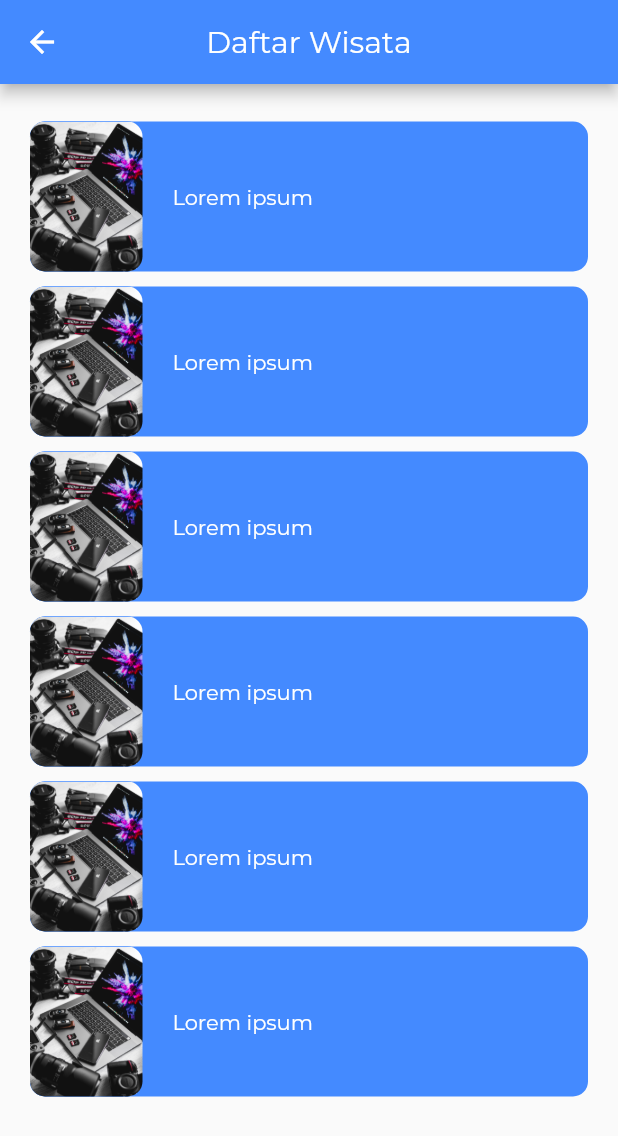
After one commit to MuhammadFarhan200/belajar-flutter-new, a Flutter app: the DaftarWisata screen opened directly, on a phone screen of 412 x 824 dp. The commit adds this screen. Shown: the top 1136 px of the screen. Run offline on Flutter 3.47's test engine with Material 2 defaults, Android fonts, the phone set to English and light mode, and no system bars; our stand-ins replace awesome_snackbar_content, google_fonts, rflutter_alert; missing offline and left inert: dart:html, splash_screen_view; project files that could hold a hidden picture were left out.

Commit message:
Membuat beberapa halaman dengan mengimplementasikan splash screen, alert, dan bottom navigation bar

```diff
--- a/lib/main.dart
+++ b/lib/main.dart
@@ -1,6 +1,8 @@
 import 'package:flutter/material.dart';
 import 'package:movie_apps/ui/gridView/gridInGrid.dart';
 import 'package:movie_apps/ui/tabNavigation/bottomNavigation.dart';
+import 'package:movie_apps/ui/tabNavigation/latihan/homeScreen.dart';
+import 'package:movie_apps/ui/tabNavigation/latihan/loginScreen.dart';
 import 'package:movie_apps/ui/tabNavigation/tabBar.dart';
 import 'package:splash_screen_view/SplashScreenView.dart';
 import 'package:splash_screen_view/splash_screen_view.dart';
@@ -15,7 +17,7 @@ class MyApp extends StatelessWidget {
   @override
   Widget build(BuildContext context) {
     Widget splashScreen = SplashScreenView(
-      navigateRoute: BottomNavigation(),
+      navigateRoute: LoginScreen(),
       duration: 3000,
       text: 'Welcome to My App',
       textStyle: TextStyle(fontSize: 30, color: Colors.white),
--- a/lib/ui/tabNavigation/bottomNavigation.dart
+++ b/lib/ui/tabNavigation/bottomNavigation.dart
@@ -28,6 +28,7 @@ class _BottomNavigationState extends State<BottomNavigation> {
         appBar: AppBar(
           title: Text('Bottom Navigation'),
           centerTitle: true,
+          backgroundColor: Colors.blueAccent,
         ),
         body: SafeArea(
           child: _listPage[_selectedNavbar],
--- /dev/null
+++ b/lib/ui/tabNavigation/latihan/daftarWisata.dart
@@ -0,0 +1,208 @@
+import 'package:flutter/material.dart';
+
+class DaftarWisata extends StatefulWidget {
+  const DaftarWisata({Key? key}) : super(key: key);
+
+  @override
+  _DaftarWisataState createState() => _DaftarWisataState();
+}
+
+class _DaftarWisataState extends State<DaftarWisata> {
+  @override
+  Widget build(BuildContext context) {
+    return Scaffold(
+      appBar: AppBar(
+        title: Text('Daftar Wisata'),
+        centerTitle: true,
+        backgroundColor: Colors.blueAccent,
+      ),
+      body: SafeArea(
+        child: ListView(
+          padding: EdgeInsets.all(20),
+          children: [
+            Container(
+              margin: EdgeInsets.symmetric(vertical: 5),
+              height: 100,
+              decoration: BoxDecoration(
+                color: Colors.blueAccent,
+                borderRadius: BorderRadius.circular(10),
+              ),
+              child: Row(
+                children: [
+                  Container(
+                    width: 75,
+                    decoration: BoxDecoration(
+                      color: Colors.blueAccent,
+                      borderRadius: BorderRadius.circular(10),
+                      image: DecorationImage(
+                        image: AssetImage('assets/images/technology.jpg'),
+                        fit: BoxFit.cover,
+                      ),
+                    ),
+                  ),
+                  Container(
+                    padding: EdgeInsets.all(20),
+                    child: Text(
+                      'Lorem ipsum',
+                      style: TextStyle(color: Colors.white),
+                    ),
+                  ),
+                ],
+              ),
+            ),
+            Container(
+              margin: EdgeInsets.symmetric(vertical: 5),
+              height: 100,
+              decoration: BoxDecoration(
+                color: Colors.blueAccent,
+                borderRadius: BorderRadius.circular(10),
+              ),
+              child: Row(
+                children: [
+                  Container(
+                    width: 75,
+                    decoration: BoxDecoration(
+                      color: Colors.blueAccent,
+                      borderRadius: BorderRadius.circular(10),
+                      image: DecorationImage(
+                        image: AssetImage('assets/images/technology.jpg'),
+                        fit: BoxFit.cover,
+                      ),
+                    ),
+                  ),
+                  Container(
+                    padding: EdgeInsets.all(20),
+                    child: Text(
+                      'Lorem ipsum',
+                      style: TextStyle(color: Colors.white),
+                    ),
+                  ),
+                ],
+              ),
+            ),
+            Container(
+              margin: EdgeInsets.symmetric(vertical: 5),
+              height: 100,
+              decoration: BoxDecoration(
+                color: Colors.blueAccent,
+                borderRadius: BorderRadius.circular(10),
+              ),
+              child: Row(
+                children: [
+                  Container(
+                    width: 75,
+                    decoration: BoxDecoration(
+                      color: Colors.blueAccent,
+                      borderRadius: BorderRadius.circular(10),
+                      image: DecorationImage(
+                        image: AssetImage('assets/images/technology.jpg'),
+                        fit: BoxFit.cover,
+                      ),
+                    ),
+                  ),
+                  Container(
+                    padding: EdgeInsets.all(20),
+                    child: Text(
+                      'Lorem ipsum',
+                      style: TextStyle(color: Colors.white),
+                    ),
+                  ),
+                ],
+              ),
+            ),
+            Container(
+              margin: EdgeInsets.symmetric(vertical: 5),
+              height: 100,
+              decoration: BoxDecoration(
+                color: Colors.blueAccent,
+                borderRadius: BorderRadius.circular(10),
+              ),
+              child: Row(
+                children: [
+                  Container(
+                    width: 75,
+                    decoration: BoxDecoration(
+                      color: Colors.blueAccent,
+                      borderRadius: BorderRadius.circular(10),
+                      image: DecorationImage(
+                        image: AssetImage('assets/images/technology.jpg'),
+                        fit: BoxFit.cover,
+                      ),
+                    ),
+                  ),
+                  Container(
+                    padding: EdgeInsets.all(20),
+                    child: Text(
+                      'Lorem ipsum',
+                      style: TextStyle(color: Colors.white),
+                    ),
+                  ),
+                ],
+              ),
+            ),
+            Container(
+              margin: EdgeInsets.symmetric(vertical: 5),
+              height: 100,
+              decoration: BoxDecoration(
+                color: Colors.blueAccent,
+                borderRadius: BorderRadius.circular(10),
+              ),
+              child: Row(
+                children: [
+                  Container(
+                    width: 75,
+                    decoration: BoxDecoration(
+                      color: Colors.blueAccent,
+                      borderRadius: BorderRadius.circular(10),
+                      image: DecorationImage(
+                        image: AssetImage('assets/images/technology.jpg'),
+                        fit: BoxFit.cover,
+                      ),
+                    ),
+                  ),
+                  Container(
+                    padding: EdgeInsets.all(20),
+                    child: Text(
+                      'Lorem ipsum',
+                      style: TextStyle(color: Colors.white),
+                    ),
+                  ),
+                ],
+              ),
+            ),
+            Container(
+              margin: EdgeInsets.symmetric(vertical: 5),
+              height: 100,
+              decoration: BoxDecoration(
+                color: Colors.blueAccent,
+                borderRadius: BorderRadius.circular(10),
+              ),
+              child: Row(
+                children: [
+                  Container(
+                    width: 75,
+                    decoration: BoxDecoration(
+                      color: Colors.blueAccent,
+                      borderRadius: BorderRadius.circular(10),
+                      image: DecorationImage(
+                        image: AssetImage('assets/images/technology.jpg'),
+                        fit: BoxFit.cover,
+                      ),
+                    ),
+                  ),
+                  Container(
+                    padding: EdgeInsets.all(20),
+                    child: Text(
+                      'Lorem ipsum',
+                      style: TextStyle(color: Colors.white),
+                    ),
+                  ),
+                ],
+              ),
+            ),
+          ],
+        ),
+      ),
+    );
+  }
+}
--- /dev/null
+++ b/lib/ui/tabNavigation/latihan/menuScreen.dart
@@ -0,0 +1,66 @@
+import 'package:flutter/material.dart';
+import 'package:movie_apps/ui/tabNavigation/latihan/daftarWisata.dart';
+import 'package:movie_apps/ui/tabNavigation/latihan/homeScreen.dart';
+import 'package:movie_apps/ui/tabNavigation/latihan/profil.dart';
+
+class MenuScreen extends StatefulWidget {
+  final String email;
+  final String password;
+  const MenuScreen({
+    Key? key,
+    required this.email,
+    required this.password,
+  }) : super(key: key);
+
+  @override
+  _MenuScreenState createState() => _MenuScreenState();
+}
+
+class _MenuScreenState extends State<MenuScreen> {
+  int _selectedNavbar = 0;
+
+  void _changeSelectedNavBar(int index) {
+    setState(() {
+      _selectedNavbar = index;
+    });
+  }
+
+  @override
+  Widget build(BuildContext context) {
+    final _listPage = [
+      HomeScreen(),
+      DaftarWisata(),
+      ProfilScreen(),
+    ];
+
+    return MaterialApp(
+      title: 'Wisata',
+      theme: ThemeData(fontFamily: 'Montserrat'),
+      debugShowCheckedModeBanner: false,
+      home: Scaffold(
+        body: _listPage[_selectedNavbar],
+        bottomNavigationBar: BottomNavigationBar(
+          items: const <BottomNavigationBarItem>[
+            BottomNavigationBarItem(
+              icon: Icon(Icons.home),
+              label: 'Home',
+            ),
+            BottomNavigationBarItem(
+              icon: Icon(Icons.assignment),
+              label: 'Daftar Wisata',
+            ),
+            BottomNavigationBarItem(
+              icon: Icon(Icons.person),
+              label: 'Profile',
+            ),
+          ],
+          currentIndex: _selectedNavbar,
+          selectedItemColor: Colors.blueAccent,
+          unselectedItemColor: Colors.grey,
+          showUnselectedLabels: true,
+          onTap: _changeSelectedNavBar,
+        ),
+      ),
+    );
+  }
+}
```
Also changed, not shown: lib/ui/tabNavigation/latihan/homeScreen.dart (added, +178 -0 lines), lib/ui/tabNavigation/latihan/loginScreen.dart (added, +181 -0 lines), lib/ui/tabNavigation/latihan/profil.dart (added, +74 -0 lines), lib/ui/tabNavigation/tabBar.dart (+10 -1 lines), 1 other file.
